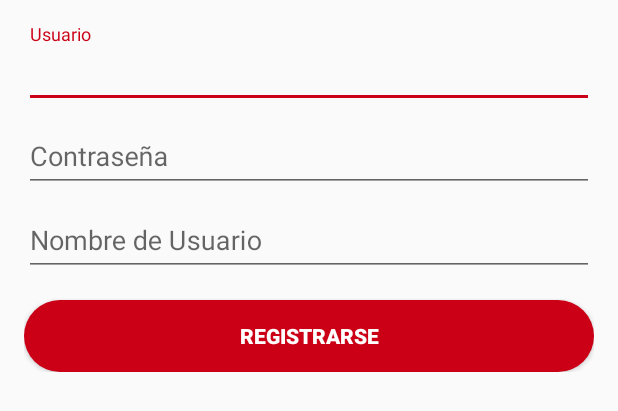
After one commit to Was17/App-Compra-Venta, an Android app: the layout dialog_registro.xml on its own in the app's theme, with its tools: preview values and no code run, on a phone screen of 412 x 824 dp. The commit adds this screen. Shown: the top 411 px of the screen. Run offline under Robolectric (Android 15) with nearby library versions, the phone set to English and light mode, and no system bars.

Commit message:
some files

```diff
--- a/app/src/main/AndroidManifest.xml
+++ b/app/src/main/AndroidManifest.xml
@@ -16,7 +16,7 @@
                 <category android:name="android.intent.category.LAUNCHER" />
             </intent-filter>
         </activity>
-        <activity android:name=".LoginActivity" />
+        <activity android:name=".LoginActivity"> </activity>
         <activity
             android:name=".MenuActivity"
             android:label="@string/title_activity_menu"></activity>
--- /dev/null
+++ b/app/src/main/res/layout/dialog_registro.xml
@@ -0,0 +1,106 @@
+<?xml version="1.0" encoding="utf-8"?>
+<android.support.constraint.ConstraintLayout xmlns:android="http://schemas.android.com/apk/res/android"
+    xmlns:app="http://schemas.android.com/apk/res-auto"
+    xmlns:tools="http://schemas.android.com/tools"
+    android:layout_width="match_parent"
+    android:layout_height="match_parent"
+    tools:context="com.computadores.urjc.acv.LoginActivity">
+
+    <LinearLayout
+        xmlns:tools="http://schemas.android.com/tools"
+        android:layout_width="match_parent"
+        android:layout_height="match_parent"
+        android:gravity="center_horizontal"
+        android:orientation="vertical"
+        android:paddingBottom="@dimen/activity_vertical_margin"
+        android:paddingLeft="@dimen/activity_horizontal_margin"
+        android:paddingRight="@dimen/activity_horizontal_margin"
+        android:paddingTop="@dimen/activity_vertical_margin">
+
+        <!-- Login progress -->
+        <ProgressBar
+            android:id="@+id/login_progress"
+            style="?android:attr/progressBarStyleLarge"
+            android:layout_width="wrap_content"
+            android:layout_height="wrap_content"
+            android:layout_marginBottom="8dp"
+            android:visibility="gone" />
+
+        <ScrollView
+            android:id="@+id/login_form"
+            android:layout_width="match_parent"
+            android:layout_height="match_parent">
+
+            <LinearLayout
+                android:id="@+id/email_login_form"
+                android:layout_width="match_parent"
+                android:layout_height="wrap_content"
+                android:orientation="vertical">
+
+                <android.support.design.widget.TextInputLayout
+                    android:layout_width="match_parent"
+                    android:layout_height="wrap_content">
+
+                    <AutoCompleteTextView
+                        android:id="@+id/email"
+                        android:layout_width="match_parent"
+                        android:layout_height="wrap_content"
+                        android:hint="Usuario"
+                        android:inputType="textEmailAddress"
+                        android:maxLines="1"
+                        android:singleLine="true" />
+
+                </android.support.design.widget.TextInputLayout>
+
+                <android.support.design.widget.TextInputLayout
+                    android:layout_width="match_parent"
+                    android:layout_height="wrap_content">
+
+                    <EditText
+                        android:id="@+id/password"
+                        android:layout_width="match_parent"
+                        android:layout_height="wrap_content"
+                        android:hint="Contraseña"
+                        android:imeActionId="6"
+                        android:imeActionLabel="Demasiado Corta"
+                        android:imeOptions="actionUnspecified"
+                        android:inputType="textPassword"
+                        android:maxLines="1"
+                        android:singleLine="true" />
+
+                </android.support.design.widget.TextInputLayout>
+
+                <android.support.design.widget.TextInputLayout
+                    android:layout_width="match_parent"
+                    android:layout_height="wrap_content">
+
+                    <EditText
+                        android:id="@+id/user_name_registr"
+                        android:layout_width="match_parent"
+                        android:layout_height="wrap_content"
+                        android:hint="Nombre de Usuario"
+                        android:imeActionId="6"
+                        android:imeActionLabel="Demasiado Corto, minimo 6 caracteres"
+                        android:imeOptions="actionUnspecified"
+                        android:inputType="text"
+                        android:maxLines="1"
+                        android:singleLine="true" />
+
+                </android.support.design.widget.TextInputLayout>
+
+                <Button
+                    android:id="@+id/button_inicio_sesion"
+                    android:background="@drawable/button"
+                    android:layout_width="match_parent"
+                    android:layout_height="wrap_content"
+                    android:layout_marginTop="16dp"
+                    android:textColor="@color/colorWhite"
+                    android:text="@string/button_registro"
+                    android:textStyle="bold" />
+
+
+            </LinearLayout>
+        </ScrollView>
+    </LinearLayout>
+
+</android.support.constraint.ConstraintLayout>
--- a/app/src/main/res/values/strings.xml
+++ b/app/src/main/res/values/strings.xml
@@ -6,4 +6,7 @@
     <string name="title_home">Home</string>
     <string name="title_dashboard">Dashboard</string>
     <string name="title_notifications">Notifications</string>
+
+    <!-- TODO: Remove or change this placeholder text -->
+    <string name="hello_blank_fragment">Hello blank fragment</string>
 </resources>
```
Also changed, not shown: app/src/main/java/com/computadores/urjc/acv/DeseosFragment.java (added, +29 -0 lines), app/src/main/java/com/computadores/urjc/acv/Dialog.java (added, +40 -0 lines), app/src/main/java/com/computadores/urjc/acv/HomeFragment.java (added, +29 -0 lines), app/src/main/java/com/computadores/urjc/acv/LoginActivity.java (+26 -3 lines), app/src/main/java/com/computadores/urjc/acv/obj1.java (added, +96 -0 lines), app/src/main/java/com/computadores/urjc/acv/obj1Adapter.java (added, +8 -0 lines), app/src/main/java/com/computadores/urjc/acv/obj2.java (added, +75 -0 lines), app/src/main/java/com/computadores/urjc/acv/obj2Adapter.java (added, +9 -0 lines), app/src/main/java/com/computadores/urjc/acv/obj3.java (added, +8 -0 lines), app/src/main/res/layout/dialog_inicio_sesion.xml (added, +79 -0 lines), app/src/main/res/layout/fragment_deseos.xml (added, +13 -0 lines), app/src/main/res/layout/fragment_home.xml (added, +33 -0 lines).
